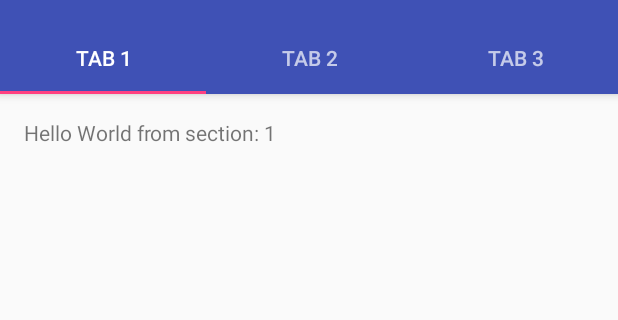
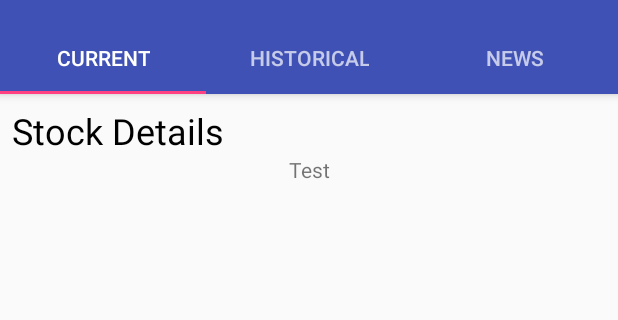
Before and after one commit to louiehuang/StockSearch, an Android app: the StockDetailsActivity screen opened directly, with no data from a screen before it, on a phone screen of 412 x 824 dp, the part 74-394 px from its top. Run offline under Robolectric (Android 15) with nearby library versions, the phone set to English and light mode, and no system bars.

Commit message:
begin fragment

```diff
--- /dev/null
+++ b/App/Stock/app/src/main/java/edu/usc/liuyinhu/adapters/SectionsPagerAdapter.java
@@ -0,0 +1,47 @@
+package edu.usc.liuyinhu.adapters;
+import android.support.v4.app.Fragment;
+import android.support.v4.app.FragmentManager;
+import android.support.v4.app.FragmentPagerAdapter;
+import android.util.Log;
+import edu.usc.liuyinhu.fragments.PlaceholderFragment;
+import edu.usc.liuyinhu.fragments.StockCurrentFragment;
+
+/**
+ * Created by hlyin on 26/11/2017.
+ * A {@link FragmentPagerAdapter} that returns a fragment corresponding to
+ * one of the sections/tabs/pages.
+ */
+public class SectionsPagerAdapter extends FragmentPagerAdapter {
+
+    private String symbol;
+
+    public SectionsPagerAdapter(FragmentManager fm) {
+        super(fm);
+    }
+
+    @Override
+    public Fragment getItem(int position) {
+        // getItem is called to instantiate the fragment for the given page.
+        // Return a PlaceholderFragment (defined as a static inner class below).
+
+        if(position == 0){
+            Log.i("Adapter", "symbol: " + symbol);
+            return StockCurrentFragment.newInstance(-10, symbol);
+        }
+        return PlaceholderFragment.newInstance(position + 1);
+    }
+
+    @Override
+    public int getCount() {
+        return 3; // Show 3 total pages.
+    }
+
+
+    public String getSymbol() {
+        return symbol;
+    }
+    public void setSymbol(String symbol) {
+        this.symbol = symbol;
+    }
+
+}
--- /dev/null
+++ b/App/Stock/app/src/main/java/edu/usc/liuyinhu/fragments/PlaceholderFragment.java
@@ -0,0 +1,49 @@
+package edu.usc.liuyinhu.fragments;
+
+/**
+ * Created by hlyin on 26/11/2017.
+ */
+
+import android.os.Bundle;
+import android.support.v4.app.Fragment;
+import android.view.LayoutInflater;
+import android.view.View;
+import android.view.ViewGroup;
+import android.widget.TextView;
+
+import edu.usc.liuyinhu.R;
+
+/**
+ * A placeholder fragment containing a simple view.
+ */
+public class PlaceholderFragment extends Fragment {
+    /**
+     * The fragment argument representing the section number for this
+     * fragment.
+     */
+    private static final String ARG_SECTION_NUMBER = "section_number";
+
+    public PlaceholderFragment() {
+    }
+
+    /**
+     * Returns a new instance of this fragment for the given section
+     * number.
+     */
+    public static PlaceholderFragment newInstance(int sectionNumber) {
+        PlaceholderFragment fragment = new PlaceholderFragment();
+        Bundle args = new Bundle();
+        args.putInt(ARG_SECTION_NUMBER, sectionNumber);
+        fragment.setArguments(args);
+        return fragment;
+    }
+
+    @Override
+    public View onCreateView(LayoutInflater inflater, ViewGroup container,
+                             Bundle savedInstanceState) {
+        View rootView = inflater.inflate(R.layout.fragment_stock_details, container, false);
+        TextView textView = (TextView) rootView.findViewById(R.id.section_label);
+        textView.setText(getString(R.string.section_format, getArguments().getInt(ARG_SECTION_NUMBER)));
+        return rootView;
+    }
+}
--- /dev/null
+++ b/App/Stock/app/src/main/java/edu/usc/liuyinhu/fragments/StockCurrentFragment.java
@@ -0,0 +1,91 @@
+package edu.usc.liuyinhu.fragments;
+
+/**
+ * Created by hlyin on 26/11/2017.
+ */
+
+import android.os.Bundle;
+import android.support.v4.app.Fragment;
+import android.util.Log;
+import android.view.LayoutInflater;
+import android.view.View;
+import android.view.ViewGroup;
+import android.widget.TextView;
+
+import edu.usc.liuyinhu.R;
+import edu.usc.liuyinhu.models.StockName;
+import edu.usc.liuyinhu.services.AutoCompleteService;
+import retrofit2.Call;
+import retrofit2.Callback;
+import retrofit2.Response;
+
+/**
+ * A placeholder fragment containing a simple view.
+ */
+public class StockCurrentFragment extends Fragment {
+
+    private static final String TAG = "StockCurrentFragment";
+
+    /**
+     * The fragment argument representing the section number for this
+     * fragment.
+     */
+    private static final String ARG_SECTION_NUMBER = "section_number";
+    private static final String ARG_STOCK_SYMBOL = "symbol";
+    private String symbol;
+
+    TextView textView;
+
+    public StockCurrentFragment() {
+    }
+
+    /**
+     * Returns a new instance of this fragment for the given section
+     * number.
+     */
+    public static StockCurrentFragment newInstance(int sectionNumber, String symbol) {
+        StockCurrentFragment fragment = new StockCurrentFragment();
+        Bundle args = new Bundle();
+        args.putInt(ARG_SECTION_NUMBER, sectionNumber);
+        args.putString(ARG_STOCK_SYMBOL, symbol);
+        fragment.setArguments(args);
+        return fragment;
+    }
+
+    //https://stackoverflow.com/questions/23333092/right-approach-to-call-web-serviceapi-from-fragment-class
+    @Override
+    public View onCreateView(LayoutInflater inflater, ViewGroup container,
+                             Bundle savedInstanceState) {
+        View rootView = inflater.inflate(R.layout.fragment_stock_details_current, container, false);
+        this.symbol = getArguments().getString(ARG_STOCK_SYMBOL); //"AAPL"
+
+        Log.i(TAG, "symbol: " + symbol);
+
+        textView = rootView.findViewById(R.id.tv_test);
+        requestData(this.symbol);
+
+        return rootView;
+    }
+
+
+    private void requestData(String symbol) {
+        Log.i(TAG, "request");
+
+        AutoCompleteService webService =
+                AutoCompleteService.retrofit.create(AutoCompleteService.class);
+        Call<StockName[]> call = webService.stockNameItems(symbol);
+        call.enqueue(new Callback<StockName[]>() {
+            @Override
+            public void onResponse(Call<StockName[]> call, Response<StockName[]> response) {
+                StockName[] stockNameItems = response.body();
+                Log.i(TAG, stockNameItems[0].toString());
+
+                textView.setText(stockNameItems[0].toString());
+            }
+            @Override
+            public void onFailure(Call<StockName[]> call, Throwable t) {
+            }
+        });
+    }
+
+}
--- a/App/Stock/app/src/main/java/edu/usc/liuyinhu/services/MyWebService.java
+++ b/App/Stock/app/src/main/java/edu/usc/liuyinhu/services/AutoCompleteService.java
@@ -7,7 +7,7 @@ import retrofit2.converter.gson.GsonConverterFactory;
 import retrofit2.http.GET;
 import retrofit2.http.Query;
 
-public interface MyWebService {
+public interface AutoCompleteService {
 
 //    //    String BASE_URL = "http://10.0.2.2:3000/";
 ////    String FEED = "autocomplete";
--- a/App/Stock/app/src/main/java/edu/usc/liuyinhu/services/MyService.java
+++ b/App/Stock/app/src/main/java/edu/usc/liuyinhu/services/MyService.java
@@ -22,7 +22,7 @@ public class MyService extends IntentService {
 
     @Override
     protected void onHandleIntent(Intent intent) {
-        MyWebService webService = MyWebService.retrofit.create(MyWebService.class);
+        AutoCompleteService webService = AutoCompleteService.retrofit.create(AutoCompleteService.class);
         Call<StockName[]> call = webService.stockNameItems("AA");
         StockName[] stockNameItems;
 
--- a/App/Stock/app/src/main/java/edu/usc/liuyinhu/stocksearch/StockDetailsActivity.java
+++ b/App/Stock/app/src/main/java/edu/usc/liuyinhu/stocksearch/StockDetailsActivity.java
@@ -2,18 +2,15 @@ package edu.usc.liuyinhu.stocksearch;
 
 import android.os.Bundle;
 import android.support.design.widget.TabLayout;
-import android.support.v4.app.Fragment;
-import android.support.v4.app.FragmentManager;
 import android.support.v4.app.FragmentPagerAdapter;
 import android.support.v4.view.ViewPager;
 import android.support.v7.app.AppCompatActivity;
 import android.support.v7.widget.Toolbar;
-import android.view.LayoutInflater;
+import android.util.Log;
 import android.view.MenuItem;
-import android.view.View;
-import android.view.ViewGroup;
-import android.widget.TextView;
+
 import edu.usc.liuyinhu.R;
+import edu.usc.liuyinhu.adapters.SectionsPagerAdapter;
 
 public class StockDetailsActivity extends AppCompatActivity {
 
@@ -32,28 +29,35 @@ public class StockDetailsActivity extends AppCompatActivity {
      */
     private ViewPager mViewPager;
 
+    private static final String TAG = "StockDetailsActivity";
+    private  String symbol;
+
     @Override
     protected void onCreate(Bundle savedInstanceState) {
         super.onCreate(savedInstanceState);
         setContentView(R.layout.activity_stock_details);
 
-        Toolbar toolbar = (Toolbar) findViewById(R.id.toolbar);
+        Toolbar toolbar = findViewById(R.id.toolbar);
         setSupportActionBar(toolbar);
-        // Create the adapter that will return a fragment for each of the three
-        // primary sections of the activity.
+
+
+        this.symbol = getIntent().getStringExtra("symbol");
+        Log.i(TAG, this.symbol);
+
         mSectionsPagerAdapter = new SectionsPagerAdapter(getSupportFragmentManager());
+        mSectionsPagerAdapter.setSymbol(this.symbol); //set symbol
 
-        // Set up the ViewPager with the sections adapter.
-        mViewPager = (ViewPager) findViewById(R.id.container);
+        mViewPager = findViewById(R.id.container);
         mViewPager.setAdapter(mSectionsPagerAdapter);
 
-        TabLayout tabLayout = (TabLayout) findViewById(R.id.tabs);
-
+        TabLayout tabLayout = findViewById(R.id.tabs);
         mViewPager.addOnPageChangeListener(new TabLayout.TabLayoutOnPageChangeListener(tabLayout));
         tabLayout.addOnTabSelectedListener(new TabLayout.ViewPagerOnTabSelectedListener(mViewPager));
 
 
-        configureBackButton();
+        configureBackButton(); //tool bar button, go back to home page
+
+
     }
 
 
@@ -69,70 +73,11 @@ public class StockDetailsActivity extends AppCompatActivity {
         // automatically handle clicks on the Home/Up button, so long
         // as you specify a parent activity in AndroidManifest.xml.
         int id = item.getItemId();
-
         if(id == android.R.id.home){
             this.finish(); //ends this activity
         }
-
         return super.onOptionsItemSelected(item);
     }
 
-    /**
-     * A placeholder fragment containing a simple view.
-     */
-    public static class PlaceholderFragment extends Fragment {
-        /**
-         * The fragment argument representing the section number for this
-         * fragment.
-         */
-        private static final String ARG_SECTION_NUMBER = "section_number";
 
-        public PlaceholderFragment() {
-        }
-
-        /**
-         * Returns a new instance of this fragment for the given section
-         * number.
-         */
-        public static PlaceholderFragment newInstance(int sectionNumber) {
-            PlaceholderFragment fragment = new PlaceholderFragment();
-            Bundle args = new Bundle();
-            args.putInt(ARG_SECTION_NUMBER, sectionNumber);
-            fragment.setArguments(args);
-            return fragment;
-        }
-
-        @Override
-        public View onCreateView(LayoutInflater inflater, ViewGroup container,
-                                 Bundle savedInstanceState) {
-            View rootView = inflater.inflate(R.layout.fragment_stock_details, container, false);
-            TextView textView = (TextView) rootView.findViewById(R.id.section_label);
-            textView.setText(getString(R.string.section_format, getArguments().getInt(ARG_SECTION_NUMBER)));
-            return rootView;
-        }
-    }
-
-    /**
-     * A {@link FragmentPagerAdapter} that returns a fragment corresponding to
-     * one of the sections/tabs/pages.
-     */
-    public class SectionsPagerAdapter extends FragmentPagerAdapter {
-
-        public SectionsPagerAdapter(FragmentManager fm) {
-            super(fm);
-        }
-
-        @Override
-        public Fragment getItem(int position) {
-            // getItem is called to instantiate the fragment for the given page.
-            // Return a PlaceholderFragment (defined as a static inner class below).
-            return PlaceholderFragment.newInstance(position + 1);
-        }
-
-        @Override
-        public int getCount() {
-            // Show 3 total pages.
-            return 3;
-        }
-    }
 }
--- a/App/Stock/app/src/main/res/layout/fragment_stock_details.xml
+++ b/App/Stock/app/src/main/res/layout/fragment_stock_details.xml
@@ -4,7 +4,7 @@
     android:id="@+id/constraintLayout"
     android:layout_width="match_parent"
     android:layout_height="match_parent"
-    tools:context="edu.usc.liuyinhu.stocksearch.StockDetailsActivity$PlaceholderFragment">
+    tools:context="edu.usc.liuyinhu.fragments.PlaceholderFragment">
 
     <TextView
         android:id="@+id/section_label"
--- /dev/null
+++ b/App/Stock/app/src/main/res/layout/fragment_stock_details_current.xml
@@ -0,0 +1,31 @@
+<android.support.constraint.ConstraintLayout xmlns:android="http://schemas.android.com/apk/res/android"
+    xmlns:app="http://schemas.android.com/apk/res-auto"
+    xmlns:tools="http://schemas.android.com/tools"
+    android:id="@+id/constraintLayout"
+    android:layout_width="match_parent"
+    android:layout_height="match_parent"
+    tools:context="edu.usc.liuyinhu.fragments.PlaceholderFragment">
+
+    <TextView
+        android:id="@+id/tv_title"
+        android:layout_width="wrap_content"
+        android:layout_height="wrap_content"
+        android:layout_marginStart="8dp"
+        android:layout_marginTop="8dp"
+        android:text="Stock Details"
+        android:textColor="#000000"
+        android:textSize="24sp"
+        app:layout_constraintStart_toStartOf="parent"
+        app:layout_constraintTop_toTopOf="parent" />
+
+    <TextView
+        android:id="@+id/tv_test"
+        android:layout_width="wrap_content"
+        android:layout_height="wrap_content"
+        android:layout_marginEnd="8dp"
+        android:layout_marginStart="8dp"
+        android:text="Test"
+        app:layout_constraintEnd_toEndOf="parent"
+        app:layout_constraintStart_toStartOf="parent"
+        app:layout_constraintTop_toBottomOf="@+id/tv_title" />
+</android.support.constraint.ConstraintLayout>
--- a/App/Stock/app/src/main/res/values/strings.xml
+++ b/App/Stock/app/src/main/res/values/strings.xml
@@ -1,9 +1,9 @@
 <resources>
     <string name="app_name">StockSearch</string>
     <string name="title_activity_stock_details">StockDetailsActivity</string>
-    <string name="tab_text_1">Tab 1</string>
-    <string name="tab_text_2">Tab 2</string>
-    <string name="tab_text_3">Tab 3</string>
+    <string name="tab_text_1">CURRENT</string>
+    <string name="tab_text_2">HISTORICAL</string>
+    <string name="tab_text_3">NEWS</string>
     <string name="action_settings">Settings</string>
     <string name="section_format">Hello World from section: %1$d</string>
 </resources>
```
Also changed, not shown: App/Stock/app/src/main/java/edu/usc/liuyinhu/fragments/StockHistoricalFragment.java (added, +8 -0 lines), App/Stock/app/src/main/java/edu/usc/liuyinhu/fragments/StockNewsFragment.java (added, +8 -0 lines), App/Stock/app/src/main/java/edu/usc/liuyinhu/stocksearch/MainActivity.java (+39 -10 lines), App/Stock/app/src/main/res/layout/activity_main.xml (+21 -0 lines).
